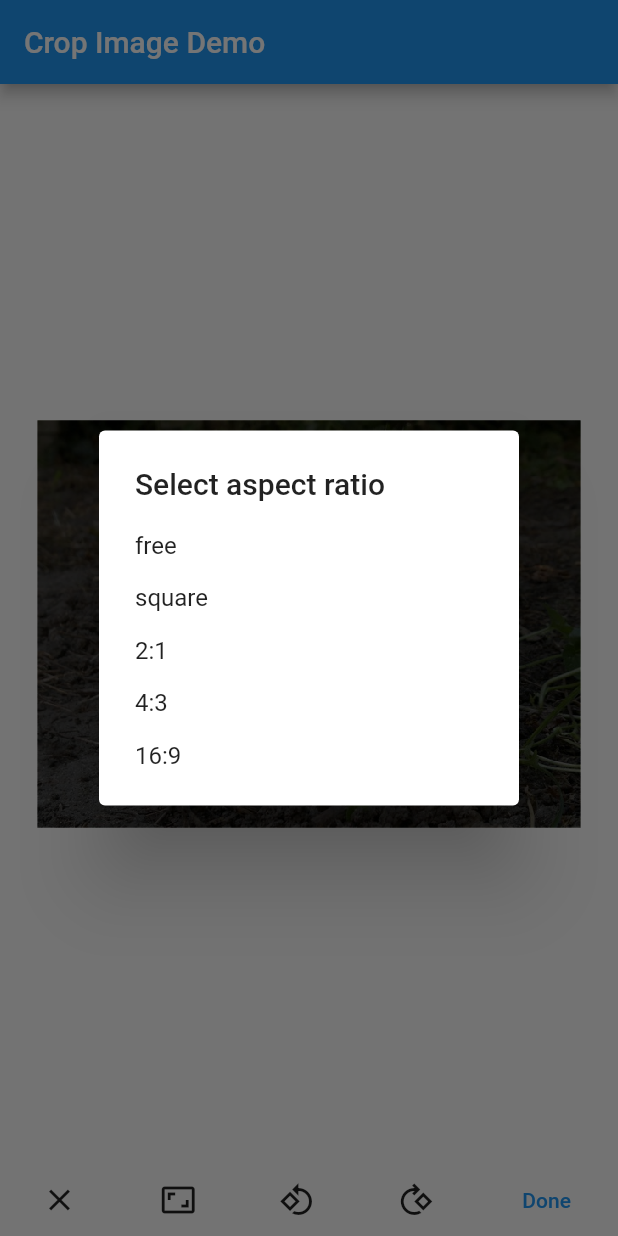
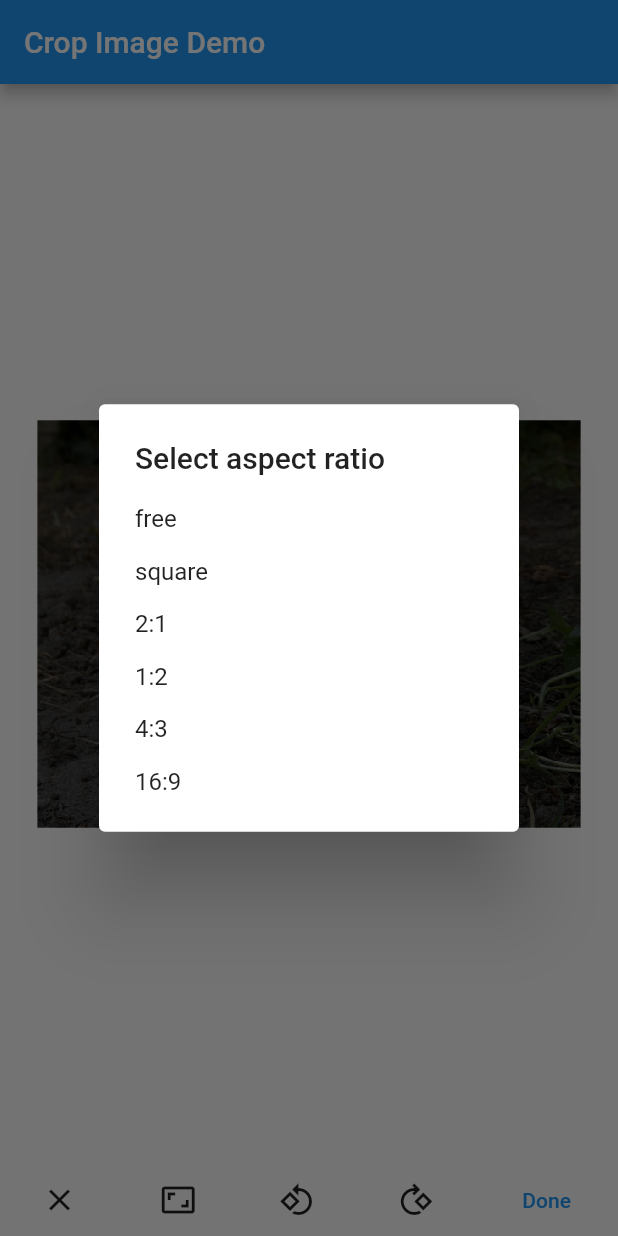
Before and after one commit to deakjahn/crop_image, a Flutter app: the screen it shows after launch, item 2 of the bottom bar chosen, on a phone screen of 412 x 824 dp. Run offline on Flutter 3.47's test engine with Material 2 defaults, Android fonts, the light colour scheme and no system bars.

Commit message:
fix: biggest crop area after rotation with aspect ratio
Impacted files:
* `crop_controller.dart`: specific case for rotation, where we go to the biggest centered crop area if aspect ratio is specified
* `main.dart`: added a `1:2` aspect ratio, for tests

```diff
--- a/example/lib/main.dart
+++ b/example/lib/main.dart
@@ -99,6 +99,10 @@ class _MyHomePageState extends State<MyHomePage> {
               child: const Text('2:1'),
             ),
             SimpleDialogOption(
+              onPressed: () => Navigator.pop(context, 1 / 2),
+              child: const Text('1:2'),
+            ),
+            SimpleDialogOption(
               onPressed: () => Navigator.pop(context, 4.0 / 3.0),
               child: const Text('4:3'),
             ),
--- a/lib/src/crop_controller.dart
+++ b/lib/src/crop_controller.dart
@@ -156,11 +156,24 @@ class CropController extends ValueNotifier<CropControllerValue> {
     if (aspectRatio == null) {
       return crop;
     }
+    final bool justRotated = rotation != null;
     rotation ??= value.rotation;
     final bitmapWidth =
         rotation.isSideways ? _bitmapSize.height : _bitmapSize.width;
     final bitmapHeight =
         rotation.isSideways ? _bitmapSize.width : _bitmapSize.height;
+    if (justRotated) {
+      // we've just rotated: in that case, biggest centered crop.
+      const center = Offset(.5, .5);
+      final width = bitmapWidth;
+      final height = bitmapHeight;
+      if (width / height > aspectRatio) {
+        final w = height * aspectRatio / bitmapWidth;
+        return Rect.fromCenter(center: center, width: w, height: 1);
+      }
+      final h = width / aspectRatio / bitmapHeight;
+      return Rect.fromCenter(center: center, width: 1, height: h);
+    }
     final width = crop.width * bitmapWidth;
     final height = crop.height * bitmapHeight;
     if (width / height > aspectRatio) {
```
